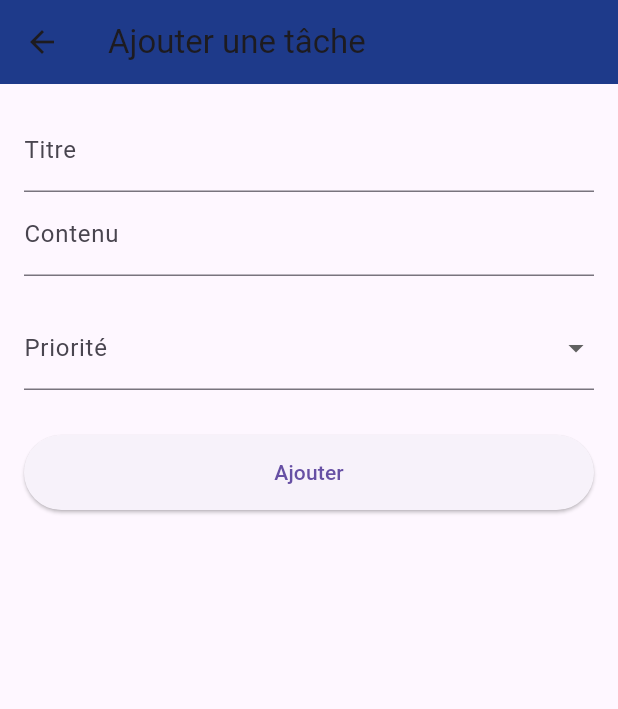
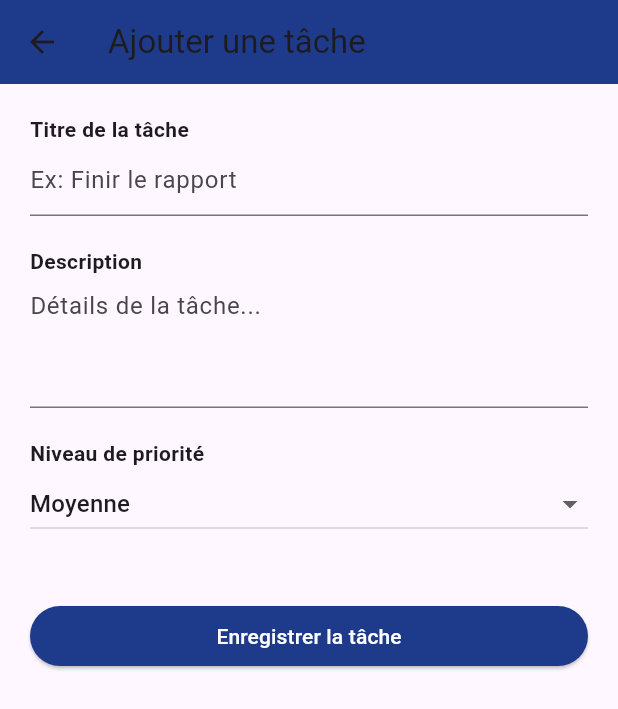
Before and after one commit to Dieu-Beni/todo_app_force-n, a Flutter app: the AddTaskScreen screen opened directly, on a phone screen of 412 x 824 dp. Shown: the top 709 px of the screen. Run offline on Flutter 3.47's test engine with Material 3 defaults, Android fonts, the light colour scheme and no system bars.

Commit message:
Interface finale de profil et ajout de tache operationnelle

```diff
--- a/lib/screens/add_task_screen.dart
+++ b/lib/screens/add_task_screen.dart
@@ -1,6 +1,16 @@
 import 'package:flutter/material.dart';
 
-class AddTaskScreen extends StatelessWidget {
+class AddTaskScreen extends StatefulWidget {
+  @override
+  _AddTaskScreenState createState() => _AddTaskScreenState();
+}
+
+class _AddTaskScreenState extends State<AddTaskScreen> {
+  // 1. Les contrôleurs pour récupérer ce que l'utilisateur tape
+  final TextEditingController _titleController = TextEditingController();
+  final TextEditingController _descriptionController = TextEditingController();
+  String _selectedPriority = 'Moyenne'; // Valeur par défaut pour la priorité
+
   @override
   Widget build(BuildContext context) {
     return Scaffold(
@@ -9,29 +19,62 @@ class AddTaskScreen extends StatelessWidget {
         backgroundColor: const Color(0xFF1E3A8A),
       ),
       body: Padding(
-        padding: const EdgeInsets.all(16.0),
+        padding: const EdgeInsets.all(20.0),
+        child: SingleChildScrollView( // Permet de faire défiler si le clavier cache l'écran
           child: Column(
+            crossAxisAlignment: CrossAxisAlignment.start,
             children: [
-            const TextField(decoration: InputDecoration(labelText: "Titre")), // Titre requis
-            const TextField(decoration: InputDecoration(labelText: "Contenu")), // Contenu requis
+              // Champ de saisie pour le Titre (Livrable 2)
+              const Text("Titre de la tâche", style: TextStyle(fontWeight: FontWeight.bold)),
+              TextField(
+                controller: _titleController,
+                decoration: const InputDecoration(hintText: "Ex: Finir le rapport"),
+              ),
               const SizedBox(height: 20),
-            // Sélecteur de priorité (Élevée, Moyenne, Basse)
-            DropdownButtonFormField(
-              items: const [
-                DropdownMenuItem(value: "Haute", child: Text("Élevée")),
-                DropdownMenuItem(value: "Moyenne", child: Text("Moyenne")),
-                DropdownMenuItem(value: "Basse", child: Text("Basse")),
-              ],
-              onChanged: (value) {},
-              decoration: const InputDecoration(labelText: "Priorité"),
+
+              // Champ de saisie pour le Contenu/Description (Livrable 2)
+              const Text("Description", style: TextStyle(fontWeight: FontWeight.bold)),
+              TextField(
+                controller: _descriptionController,
+                maxLines: 3, // Plus d'espace pour le texte
+                decoration: const InputDecoration(hintText: "Détails de la tâche..."),
               ),
-            const SizedBox(height: 30),
-            ElevatedButton(
-              onPressed: () {},
-              style: ElevatedButton.styleFrom(minimumSize: const Size(double.infinity, 50)),
-              child: const Text("Ajouter"),
+              const SizedBox(height: 20),
+
+              // Menu déroulant pour la Priorité (Livrable 2)
+              const Text("Niveau de priorité", style: TextStyle(fontWeight: FontWeight.bold)),
+              DropdownButton<String>(
+                value: _selectedPriority,
+                isExpanded: true,
+                items: <String>['Haute', 'Moyenne', 'Basse'].map((String value) {
+                  return DropdownMenuItem<String>(
+                    value: value,
+                    child: Text(value),
+                  );
+                }).toList(),
+                onChanged: (newValue) {
+                  setState(() {
+                    _selectedPriority = newValue!; // Met à jour l'affichage
+                  });
+                },
+              ),
+              const SizedBox(height: 40),
+
+              // Bouton pour valider la création
+              SizedBox(
+                width: double.infinity,
+                child: ElevatedButton(
+                  style: ElevatedButton.styleFrom(backgroundColor: const Color(0xFF1E3A8A)),
+                  onPressed: () {
+                    // Pour l'instant, on affiche juste les infos dans la console
+                    print("Tâche : ${_titleController.text}");
+                    Navigator.pop(context); // Retourne à l'écran précédent
+                  },
+                  child: const Text("Enregistrer la tâche", style: TextStyle(color: Colors.white)),
+                ),
               ),
             ],
+          ),
         ),
       ),
     );
```
Lines whose indentation alone changed are shown as unchanged.
